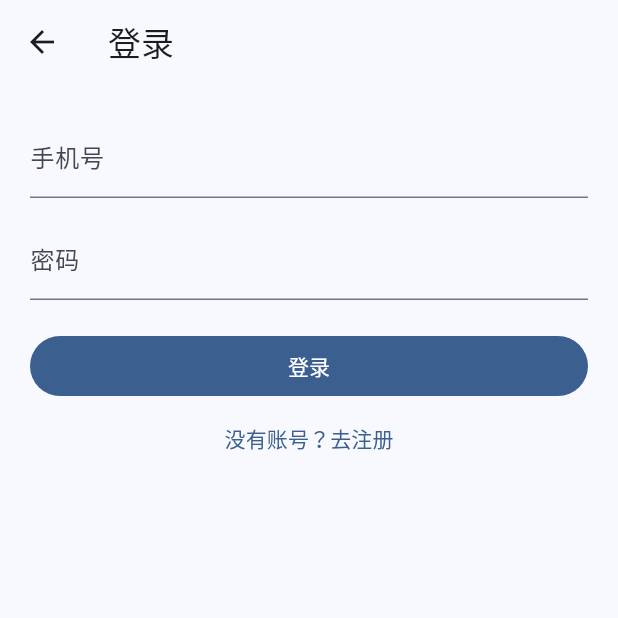
After one commit to dll/cw-tc, a Flutter app: the screen it shows after launch, item 3 of the bottom bar chosen, after a tap on "未登录", on a phone screen of 412 x 824 dp, the top half of it. The commit adds this screen. Run offline on Flutter 3.47's test engine with Material 3 defaults, Android fonts, the phone set to English and light mode, and no system bars; our stand-ins replace dio, flutter_secure_storage, go_router; network calls fail.

Commit message:
feat: 学生端登录/注册页 + 后端返回 token
登录/注册接口返回 token（移动端 Bearer）；ApiClient login/register/logout；登录注册页（实名+手机号+密码）；我的页跳登录。

```diff
--- a/packages/app/lib/src/app.dart
+++ b/packages/app/lib/src/app.dart
@@ -4,6 +4,7 @@ import 'package:go_router/go_router.dart';
 import 'pages/course_square_page.dart';
 import 'pages/course_detail_page.dart';
 import 'pages/home_page.dart';
+import 'pages/login_page.dart';
 import 'pages/me_page.dart';
 import 'pages/placeholder_page.dart';
 import 'shell.dart';
@@ -54,6 +55,10 @@ final GoRouter _router = GoRouter(
       builder: (_, GoRouterState s) => CourseDetailPage(courseCode: s.pathParameters['code']!),
     ),
     GoRoute(
+      path: '/login',
+      builder: (_, __) => const LoginPage(),
+    ),
+    GoRoute(
       path: '/learn/:code/:no',
       builder: (_, GoRouterState s) => PlaceholderPage(
         title: '学习页',
--- /dev/null
+++ b/packages/app/lib/src/pages/login_page.dart
@@ -0,0 +1,130 @@
+import 'package:flutter/material.dart';
+import 'package:go_router/go_router.dart';
+
+import '../api/api_client.dart';
+
+/// 登录 / 注册（PRD v2 §9）：手机号 + 密码；注册需姓名 + 身份证号实名。
+///
+/// 铁律 3：身份证号只走 POST body（本页表单提交到后端 body，绝不进 URL）；
+/// 登录账号 = 手机号；身份证号 = 实名 + 证书绑定，不用于登录。
+class LoginPage extends StatefulWidget {
+  const LoginPage({super.key, this.api});
+
+  final ApiClient? api;
+
+  @override
+  State<LoginPage> createState() => _LoginPageState();
+}
+
+class _LoginPageState extends State<LoginPage> {
+  late final ApiClient _api = widget.api ?? ApiClient();
+  final _formKey = GlobalKey<FormState>();
+  final _phone = TextEditingController();
+  final _password = TextEditingController();
+  final _name = TextEditingController();
+  final _idCard = TextEditingController();
+
+  bool _registerMode = false;
+  bool _submitting = false;
+  String? _error;
+
+  @override
+  void dispose() {
+    _phone.dispose();
+    _password.dispose();
+    _name.dispose();
+    _idCard.dispose();
+    super.dispose();
+  }
+
+  Future<void> _submit() async {
+    if (!_formKey.currentState!.validate()) return;
+    setState(() {
+      _submitting = true;
+      _error = null;
+    });
+    try {
+      if (_registerMode) {
+        await _api.register(
+          name: _name.text.trim(),
+          phone: _phone.text.trim(),
+          idCard: _idCard.text.trim(),
+          password: _password.text,
+        );
+      } else {
+        await _api.login(phone: _phone.text.trim(), password: _password.text);
+      }
+      if (!mounted) return;
+      context.pop();
+    } catch (_) {
+      if (!mounted) return;
+      setState(() => _error = _registerMode ? '注册失败，请检查输入' : '手机号或密码错误');
+    } finally {
+      if (mounted) setState(() => _submitting = false);
+    }
+  }
+
+  @override
+  Widget build(BuildContext context) {
+    final theme = Theme.of(context);
+    return Scaffold(
+      appBar: AppBar(title: Text(_registerMode ? '注册' : '登录')),
+      body: SingleChildScrollView(
+        padding: const EdgeInsets.all(20),
+        child: Form(
+          key: _formKey,
+          child: Column(
+            crossAxisAlignment: CrossAxisAlignment.stretch,
+            children: <Widget>[
+              if (_registerMode) ...<Widget>[
+                TextFormField(
+                  controller: _name,
+                  decoration: const InputDecoration(labelText: '姓名'),
+                  validator: (v) => (v == null || v.trim().isEmpty) ? '请填写姓名' : null,
+                ),
+                const SizedBox(height: 12),
+              ],
+              TextFormField(
+                controller: _phone,
+                keyboardType: TextInputType.phone,
+                decoration: const InputDecoration(labelText: '手机号'),
+                validator: (v) => RegExp(r'^1[3-9]\d{9}$').hasMatch(v?.trim() ?? '') ? null : '手机号格式非法',
+              ),
+              const SizedBox(height: 12),
+              if (_registerMode) ...<Widget>[
+                TextFormField(
+                  controller: _idCard,
+                  decoration: const InputDecoration(labelText: '身份证号（实名）'),
+                  validator: (v) => RegExp(r'^\d{17}[\dXx]$').hasMatch(v?.trim() ?? '') ? null : '身份证号格式非法',
+                ),
+                const SizedBox(height: 12),
+              ],
+              TextFormField(
+                controller: _password,
+                obscureText: true,
+                decoration: const InputDecoration(labelText: '密码'),
+                validator: (v) => (v == null || v.length < 6) ? '密码至少 6 位' : null,
+              ),
+              if (_error != null) ...<Widget>[
+                const SizedBox(height: 12),
+                Text(_error!, style: TextStyle(color: theme.colorScheme.error)),
+              ],
+              const SizedBox(height: 20),
+              FilledButton(
+                onPressed: _submitting ? null : _submit,
+                child: Text(_submitting ? '提交中…' : (_registerMode ? '注册并登录' : '登录')),
+              ),
+              TextButton(
+                onPressed: () => setState(() {
+                  _registerMode = !_registerMode;
+                  _error = null;
+                }),
+                child: Text(_registerMode ? '已有账号？去登录' : '没有账号？去注册'),
+              ),
+            ],
+          ),
+        ),
+      ),
+    );
+  }
+}
--- a/packages/app/lib/src/pages/me_page.dart
+++ b/packages/app/lib/src/pages/me_page.dart
@@ -1,4 +1,5 @@
 import 'package:flutter/material.dart';
+import 'package:go_router/go_router.dart';
 
 /// 个人中心（PRD v2 §8.1 `/me`）——基础骨架。
 ///
@@ -19,10 +20,12 @@ class MePage extends StatelessWidget {
       appBar: AppBar(title: const Text('我的')),
       body: Column(
         children: <Widget>[
-          const ListTile(
-            leading: CircleAvatar(child: Icon(Icons.person)),
-            title: Text('未登录'),
-            subtitle: Text('手机号注册 / 登录'),
+          ListTile(
+            leading: const CircleAvatar(child: Icon(Icons.person)),
+            title: const Text('未登录'),
+            subtitle: const Text('手机号注册 / 登录'),
+            trailing: const Icon(Icons.chevron_right),
+            onTap: () => context.push('/login'),
           ),
           const Divider(height: 1),
           Expanded(
```
Also changed, not shown: packages/app/lib/src/api/api_client.dart (+49 -0 lines), 3 other files.
